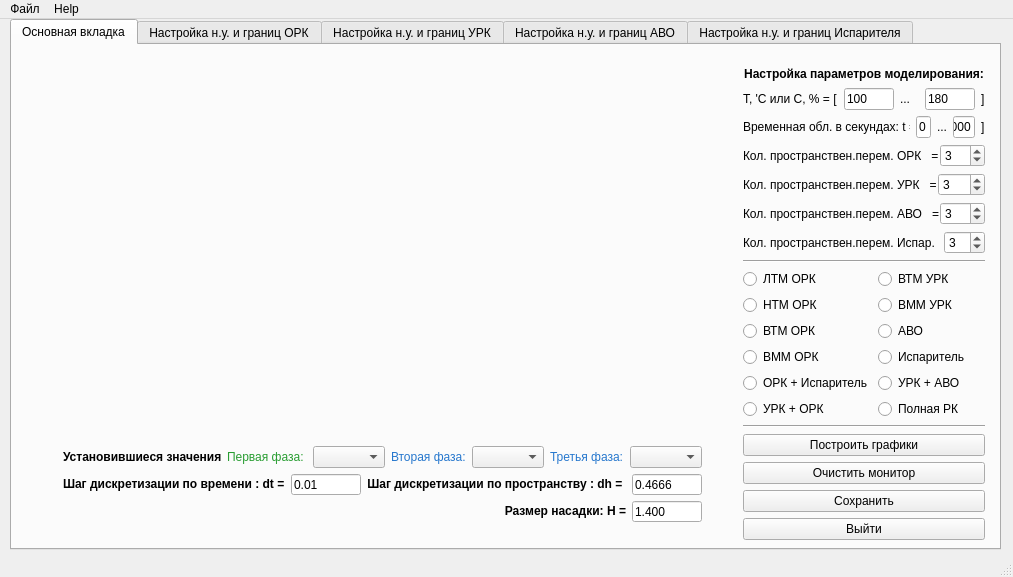
Above: mainwindow.ui from Rivares/5part before the change. Below: the same form after it.
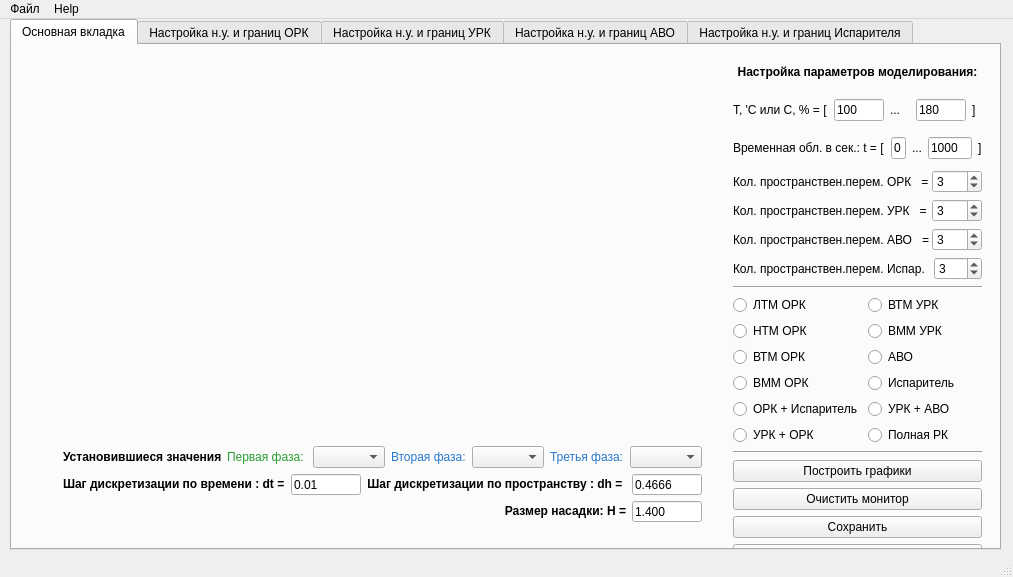
That is the form after the change. Custom widgets are drawn as their Qt base class.

Patch:
```diff
--- a/mainwindow.ui
+++ b/mainwindow.ui
@@ -57,10 +57,10 @@
      <widget class="QWidget" name="verticalLayoutWidget_2">
       <property name="geometry">
        <rect>
-        <x>720</x>
-        <y>10</y>
-        <width>264</width>
-        <height>496</height>
+        <x>710</x>
+        <y>0</y>
+        <width>271</width>
+        <height>532</height>
        </rect>
       </property>
       <layout class="QVBoxLayout" name="verticalLayout_4">
@@ -155,7 +155,7 @@
              <item>
               <widget class="QLabel" name="label_2">
                <property name="text">
-                <string>Временная обл. в секундах: t = [</string>
+                <string>Временная обл. в сек.: t = [</string>
                </property>
               </widget>
              </item>
```
Left out of the diff: 2 changed lines with no effect on the pictures.
